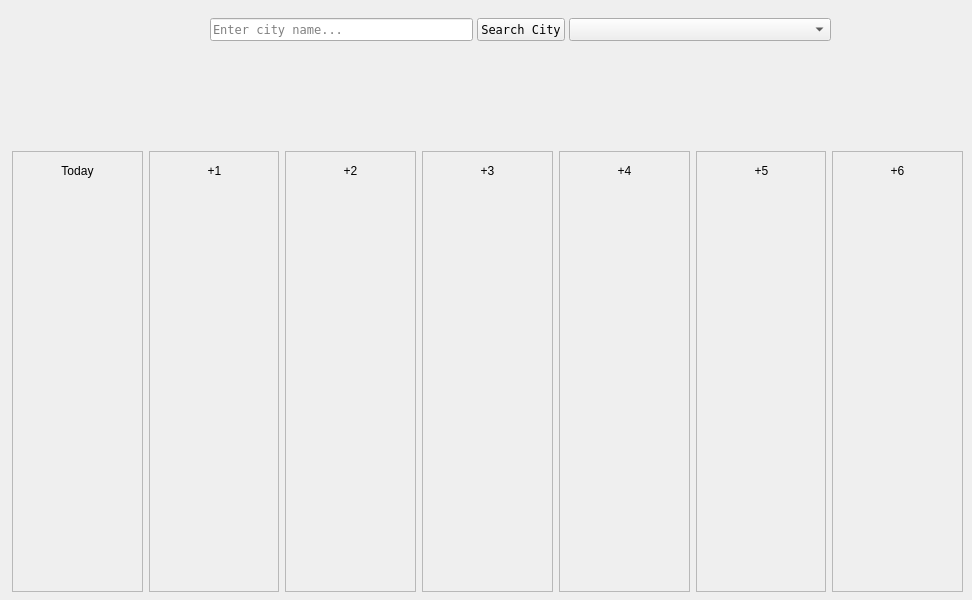
Old version of the form srcs/mainwindow.ui in the repository putguigz/CityWeather.
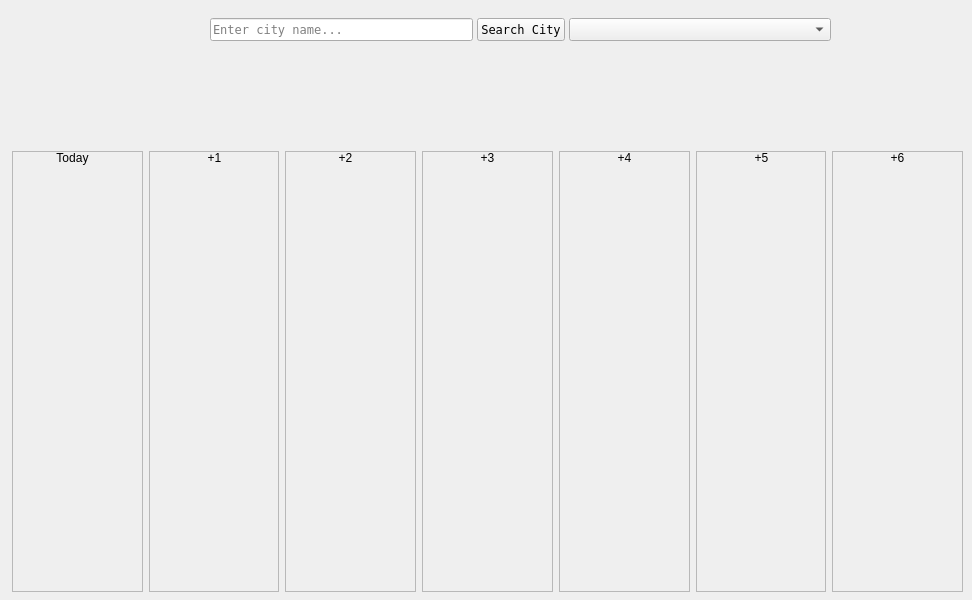
New version of the form.

Patch:
```diff
--- a/srcs/mainwindow.ui
+++ b/srcs/mainwindow.ui
@@ -129,14 +129,23 @@
        <property name="frameShadow">
         <enum>QFrame::Raised</enum>
        </property>
+       <widget class="QWidget" name="">
+        <property name="geometry">
+         <rect>
+          <x>5</x>
+          <y>0</y>
+          <width>111</width>
+          <height>441</height>
+         </rect>
+        </property>
+        <layout class="QVBoxLayout" name="verticalLayout">
+         <item>
        <widget class="QLabel" name="day">
-        <property name="geometry">
-         <rect>
-          <x>5</x>
-          <y>10</y>
-          <width>121</width>
-          <height>20</height>
-         </rect>
+           <property name="sizePolicy">
+            <sizepolicy hsizetype="Preferred" vsizetype="Fixed">
+             <horstretch>0</horstretch>
+             <verstretch>0</verstretch>
+            </sizepolicy>
         </property>
         <property name="styleSheet">
          <string notr="true">font: 75 oblique 11pt &quot;DejaVu Sans Mono&quot;;</string>
@@ -147,16 +156,13 @@
         <property name="alignment">
          <set>Qt::AlignCenter</set>
         </property>
-       </widget>
+           <property name="margin">
+            <number>12</number>
+           </property>
+          </widget>
+         </item>
+         <item>
        <widget class="QLabel" name="picture_3">
-        <property name="geometry">
-         <rect>
-          <x>10</x>
-          <y>50</y>
-          <width>111</width>
-          <height>101</height>
-         </rect>
-        </property>
         <property name="text">
          <string/>
         </property>
@@ -164,28 +170,9 @@
          <bool>true</bool>
         </property>
        </widget>
-       <widget class="QLabel" name="infos_3">
-        <property name="geometry">
-         <rect>
-          <x>10</x>
-          <y>260</y>
-          <width>111</width>
-          <height>161</height>
-         </rect>
-        </property>
-        <property name="text">
-         <string/>
-        </property>
-       </widget>
+         </item>
+         <item>
        <widget class="QLabel" name="temperature_3">
-        <property name="geometry">
-         <rect>
-          <x>10</x>
-          <y>150</y>
-          <width>111</width>
-          <height>71</height>
-         </rect>
-        </property>
         <property name="sizePolicy">
          <sizepolicy hsizetype="Preferred" vsizetype="Preferred">
           <horstretch>0</horstretch>
@@ -205,6 +192,16 @@
         <property name="alignment">
          <set>Qt::AlignCenter</set>
         </property>
+          </widget>
+         </item>
+         <item>
+          <widget class="QLabel" name="infos_3">
+           <property name="text">
+            <string/>
+           </property>
+          </widget>
+         </item>
+        </layout>
        </widget>
       </widget>
      </item>
@@ -216,14 +213,23 @@
        <property name="frameShadow">
         <enum>QFrame::Raised</enum>
        </property>
+       <widget class="QWidget" name="layoutWidget_2">
+        <property name="geometry">
+         <rect>
+          <x>10</x>
+          <y>0</y>
+          <width>111</width>
+          <height>441</height>
+         </rect>
+        </property>
+        <layout class="QVBoxLayout" name="verticalLayout_2">
+         <item>
        <widget class="QLabel" name="day_2">
-        <property name="geometry">
-         <rect>
-          <x>5</x>
-          <y>10</y>
-          <width>121</width>
-          <height>20</height>
-         </rect>
+           <property name="sizePolicy">
+            <sizepolicy hsizetype="Preferred" vsizetype="Fixed">
+             <horstretch>0</horstretch>
+             <verstretch>0</verstretch>
+            </sizepolicy>
         </property>
         <property name="styleSheet">
          <string notr="true">font: 75 oblique 11pt &quot;DejaVu Sans Mono&quot;;</string>
@@ -234,16 +240,13 @@
         <property name="alignment">
          <set>Qt::AlignCenter</set>
         </property>
-       </widget>
-       <widget class="QLabel" name="picture_2">
-        <property name="geometry">
-         <rect>
-          <x>10</x>
-          <y>50</y>
-          <width>111</width>
-          <height>101</height>
-         </rect>
-        </property>
+           <property name="margin">
+            <number>12</number>
+           </property>
+          </widget>
+         </item>
+         <item>
+          <widget class="QLabel" name="picture_4">
         <property name="text">
          <string/>
         </property>
@@ -251,15 +254,9 @@
          <bool>true</bool>
         </property>
        </widget>
-       <widget class="QLabel" name="temperature_2">
-        <property name="geometry">
-         <rect>
-          <x>10</x>
-          <y>150</y>
-          <width>111</width>
-          <height>71</height>
-         </rect>
-        </property>
+         </item>
+         <item>
+          <widget class="QLabel" name="temperature_4">
         <property name="sizePolicy">
          <sizepolicy hsizetype="Preferred" vsizetype="Preferred">
           <horstretch>0</horstretch>
@@ -280,18 +277,15 @@
          <set>Qt::AlignCenter</set>
         </property>
        </widget>
-       <widget class="QLabel" name="infos_2">
-        <property name="geometry">
-         <rect>
-          <x>10</x>
-          <y>260</y>
-          <width>111</width>
-          <height>161</height>
-         </rect>
-        </property>
+         </item>
+         <item>
+          <widget class="QLabel" name="infos_4">
         <property name="text">
          <string/>
         </property>
+          </widget>
+         </item>
+        </layout>
        </widget>
       </widget>
      </item>
@@ -303,14 +297,23 @@
        <property name="frameShadow">
         <enum>QFrame::Raised</enum>
        </property>
+       <widget class="QWidget" name="layoutWidget_3">
+        <property name="geometry">
+         <rect>
+          <x>0</x>
+          <y>0</y>
+          <width>121</width>
+          <height>441</height>
+         </rect>
+        </property>
+        <layout class="QVBoxLayout" name="verticalLayout_3">
+         <item>
        <widget class="QLabel" name="day_3">
-        <property name="geometry">
-         <rect>
-          <x>5</x>
-          <y>10</y>
-          <width>121</width>
-          <height>20</height>
-         </rect>
+           <property name="sizePolicy">
+            <sizepolicy hsizetype="Preferred" vsizetype="Fixed">
+             <horstretch>0</horstretch>
+             <verstretch>0</verstretch>
+            </sizepolicy>
         </property>
         <property name="styleSheet">
          <string notr="true">font: 75 oblique 11pt &quot;DejaVu Sans Mono&quot;;</string>
@@ -321,29 +324,23 @@
         <property name="alignment">
          <set>Qt::AlignCenter</set>
         </property>
-       </widget>
-       <widget class="QLabel" name="infos_4">
-        <property name="geometry">
-         <rect>
-          <x>10</x>
-          <y>260</y>
-          <width>111</width>
-          <height>161</height>
-         </rect>
-        </property>
+           <property name="margin">
+            <number>12</number>
+           </property>
+          </widget>
+         </item>
+         <item>
+          <widget class="QLabel" name="picture_5">
         <property name="text">
          <string/>
         </property>
-       </widget>
-       <widget class="QLabel" name="temperature_4">
-        <property name="geometry">
-         <rect>
-          <x>10</x>
-          <y>150</y>
-          <width>111</width>
-          <height>71</height>
-         </rect>
-        </property>
+           <property name="scaledContents">
+            <bool>true</bool>
+           </property>
+          </widget>
+         </item>
+         <item>
+          <widget class="QLabel" name="temperature_5">
         <property name="sizePolicy">
          <sizepolicy hsizetype="Preferred" vsizetype="Preferred">
           <horstretch>0</horstretch>
@@ -364,21 +361,15 @@
          <set>Qt::AlignCenter</set>
         </property>
        </widget>
-       <widget class="QLabel" name="picture_4">
-        <property name="geometry">
-         <rect>
-          <x>10</x>
-          <y>50</y>
-          <width>111</width>
-          <height>101</height>
-         </rect>
-        </property>
+         </item>
+         <item>
+          <widget class="QLabel" name="infos_5">
         <property name="text">
          <string/>
         </property>
-        <property name="scaledContents">
-         <bool>true</bool>
-        </property>
+          </widget>
+         </item>
+        </layout>
        </widget>
       </widget>
      </item>
@@ -390,14 +381,23 @@
        <property name="frameShadow">
         <enum>QFrame::Raised</enum>
        </property>
+       <widget class="QWidget" name="layoutWidget_4">
+        <property name="geometry">
+         <rect>
+          <x>10</x>
+          <y>0</y>
+          <width>111</width>
+          <height>441</height>
+         </rect>
+        </property>
+        <layout class="QVBoxLayout" name="verticalLayout_4">
+         <item>
        <widget class="QLabel" name="day_4">
-        <property name="geometry">
-         <rect>
-          <x>5</x>
-          <y>10</y>
-          <width>121</width>
-          <height>20</height>
-         </rect>
+           <property name="sizePolicy">
+            <sizepolicy hsizetype="Preferred" vsizetype="Fixed">
+             <horstretch>0</horstretch>
+             <verstretch>0</verstretch>
+            </sizepolicy>
         </property>
         <property name="styleSheet">
          <string notr="true">font: 75 oblique 11pt &quot;DejaVu Sans Mono&quot;;</string>
@@ -408,29 +408,23 @@
         <property name="alignment">
          <set>Qt::AlignCenter</set>
         </property>
-       </widget>
-       <widget class="QLabel" name="infos_5">
-        <property name="geometry">
-         <rect>
-          <x>10</x>
-          <y>260</y>
-          <width>111</width>
-          <height>161</height>
-         </rect>
-        </property>
+           <property name="margin">
+            <number>12</number>
+           </property>
+          </widget>
+         </item>
+         <item>
+          <widget class="QLabel" name="picture_6">
         <property name="text">
          <string/>
         </property>
-       </widget>
-       <widget class="QLabel" name="temperature_5">
-        <property name="geometry">
-         <rect>
-          <x>10</x>
-          <y>150</y>
-          <width>111</width>
-          <height>71</height>
-         </rect>
-        </property>
+           <property name="scaledContents">
+            <bool>true</bool>
+           </property>
+          </widget>
+         </item>
+         <item>
+          <widget class="QLabel" name="temperature_6">
         <property name="sizePolicy">
          <sizepolicy hsizetype="Preferred" vsizetype="Preferred">
           <horstretch>0</horstretch>
@@ -451,21 +445,15 @@
          <set>Qt::AlignCenter</set>
         </property>
        </widget>
-       <widget class="QLabel" name="picture_5">
-        <property name="geometry">
-         <rect>
-          <x>10</x>
-          <y>50</y>
-          <width>111</width>
-          <height>101</height>
-         </rect>
-        </property>
+         </item>
+         <item>
+          <widget class="QLabel" name="infos_6">
         <property name="text">
          <string/>
         </property>
-        <property name="scaledContents">
-         <bool>true</bool>
-        </property>
+          </widget>
+         </item>
+        </layout>
        </widget>
       </widget>
      </item>
@@ -477,14 +465,23 @@
        <property name="frameShadow">
         <enum>QFrame::Raised</enum>
        </property>
+       <widget class="QWidget" name="layoutWidget_5">
+        <property name="geometry">
+         <rect>
+          <x>10</x>
+          <y>0</y>
+          <width>111</width>
+          <height>441</height>
+         </rect>
+        </property>
+        <layout class="QVBoxLayout" name="verticalLayout_5">
+         <item>
        <widget class="QLabel" name="day_5">
-        <property name="geometry">
-         <rect>
-          <x>5</x>
-          <y>10</y>
-          <width>121</width>
-          <height>20</height>
-         </rect>
+           <property name="sizePolicy">
+            <sizepolicy hsizetype="Preferred" vsizetype="Fixed">
+             <horstretch>0</horstretch>
+             <verstretch>0</verstretch>
+            </sizepolicy>
         </property>
         <property name="styleSheet">
          <string notr="true">font: 75 oblique 11pt &quot;DejaVu Sans Mono&quot;;</string>
@@ -495,29 +492,23 @@
         <property name="alignment">
          <set>Qt::AlignCenter</set>
         </property>
-       </widget>
-       <widget class="QLabel" name="infos_6">
-        <property name="geometry">
-         <rect>
-          <x>10</x>
-          <y>260</y>
-          <width>111</width>
-          <height>161</height>
-         </rect>
-        </property>
+           <property name="margin">
+            <number>12</number>
+           </property>
+          </widget>
+         </item>
+         <item>
+          <widget class="QLabel" name="picture_7">
         <property name="text">
          <string/>
         </property>
-       </widget>
-       <widget class="QLabel" name="temperature_6">
-        <property name="geometry">
-         <rect>
-          <x>10</x>
-          <y>150</y>
-          <width>111</width>
-          <height>71</height>
-         </rect>
-        </property>
+           <property name="scaledContents">
+            <bool>true</bool>
+           </property>
+          </widget>
+         </item>
+         <item>
+          <widget class="QLabel" name="temperature_7">
         <property name="sizePolicy">
          <sizepolicy hsizetype="Preferred" vsizetype="Preferred">
           <horstretch>0</horstretch>
@@ -538,21 +529,15 @@
          <set>Qt::AlignCenter</set>
         </property>
        </widget>
-       <widget class="QLabel" name="picture_6">
-        <property name="geometry">
-         <rect>
-          <x>10</x>
-          <y>50</y>
-          <width>111</width>
-          <height>101</height>
-         </rect>
-        </property>
+         </item>
+         <item>
+          <widget class="QLabel" name="infos_7">
         <property name="text">
          <string/>
         </property>
-        <property name="scaledContents">
-         <bool>true</bool>
-        </property>
+          </widget>
+         </item>
+        </layout>
        </widget>
       </widget>
      </item>
@@ -564,14 +549,23 @@
        <property name="frameShadow">
         <enum>QFrame::Raised</enum>
        </property>
+       <widget class="QWidget" name="layoutWidget_6">
+        <property name="geometry">
+         <rect>
+          <x>10</x>
+          <y>0</y>
+          <width>111</width>
+          <height>441</height>
+         </rect>
+        </property>
+        <layout class="QVBoxLayout" name="verticalLayout_6">
+         <item>
        <widget class="QLabel" name="day_6">
-        <property name="geometry">
-         <rect>
-          <x>5</x>
-          <y>10</y>
-          <width>121</width>
-          <height>20</height>
-         </rect>
+           <property name="sizePolicy">
+            <sizepolicy hsizetype="Preferred" vsizetype="Fixed">
+             <horstretch>0</horstretch>
+             <verstretch>0</verstretch>
+            </sizepolicy>
         </property>
         <property name="styleSheet">
          <string notr="true">font: 75 oblique 11pt &quot;DejaVu Sans Mono&quot;;</string>
@@ -582,29 +576,23 @@
         <property name="alignment">
          <set>Qt::AlignCenter</set>
         </property>
-       </widget>
-       <widget class="QLabel" name="infos_7">
-        <property name="geometry">
-         <rect>
-          <x>10</x>
-          <y>260</y>
-          <width>111</width>
-          <height>161</height>
-         </rect>
-        </property>
+           <property name="margin">
+            <number>12</number>
+           </property>
+          </widget>
+         </item>
+         <item>
+          <widget class="QLabel" name="picture_8">
         <property name="text">
          <string/>
         </property>
-       </widget>
-       <widget class="QLabel" name="temperature_7">
-        <property name="geometry">
-         <rect>
-          <x>10</x>
-          <y>150</y>
-          <width>111</width>
-          <height>71</height>
-         </rect>
-        </property>
+           <property name="scaledContents">
+            <bool>true</bool>
+           </property>
+          </widget>
+         </item>
+         <item>
+          <widget class="QLabel" name="temperature_8">
         <property name="sizePolicy">
          <sizepolicy hsizetype="Preferred" vsizetype="Preferred">
           <horstretch>0</horstretch>
@@ -625,21 +613,15 @@
          <set>Qt::AlignCenter</set>
         </property>
        </widget>
-       <widget class="QLabel" name="picture_7">
-        <property name="geometry">
-         <rect>
-          <x>10</x>
-          <y>50</y>
-          <width>111</width>
-          <height>101</height>
-         </rect>
-        </property>
+         </item>
+         <item>
+          <widget class="QLabel" name="infos_8">
         <property name="text">
          <string/>
         </property>
-        <property name="scaledContents">
-         <bool>true</bool>
-        </property>
+          </widget>
+         </item>
+        </layout>
        </widget>
       </widget>
      </item>
@@ -651,14 +633,23 @@
        <property name="frameShadow">
         <enum>QFrame::Raised</enum>
        </property>
+       <widget class="QWidget" name="layoutWidget_7">
+        <property name="geometry">
+         <rect>
+          <x>10</x>
+          <y>0</y>
+          <width>111</width>
+          <height>441</height>
+         </rect>
+        </property>
+        <layout class="QVBoxLayout" name="verticalLayout_7">
+         <item>
        <widget class="QLabel" name="day_7">
-        <property name="geometry">
-         <rect>
-          <x>5</x>
-          <y>10</y>
-          <width>121</width>
-          <height>20</height>
-         </rect>
+           <property name="sizePolicy">
+            <sizepolicy hsizetype="Preferred" vsizetype="Fixed">
+             <horstretch>0</horstretch>
+             <verstretch>0</verstretch>
+            </sizepolicy>
         </property>
         <property name="styleSheet">
          <string notr="true">font: 75 oblique 11pt &quot;DejaVu Sans Mono&quot;;</string>
@@ -669,29 +660,23 @@
         <property name="alignment">
          <set>Qt::AlignCenter</set>
         </property>
-       </widget>
-       <widget class="QLabel" name="infos_8">
-        <property name="geometry">
-         <rect>
-          <x>10</x>
-          <y>260</y>
-          <width>111</width>
-          <height>161</height>
-         </rect>
-        </property>
+           <property name="margin">
+            <number>12</number>
+           </property>
+          </widget>
+         </item>
+         <item>
+          <widget class="QLabel" name="picture_9">
         <property name="text">
          <string/>
         </property>
-       </widget>
-       <widget class="QLabel" name="temperature_8">
-        <property name="geometry">
-         <rect>
-          <x>10</x>
-          <y>150</y>
-          <width>111</width>
-          <height>71</height>
-         </rect>
-        </property>
+           <property name="scaledContents">
+            <bool>true</bool>
+           </property>
+          </widget>
+         </item>
+         <item>
+          <widget class="QLabel" name="temperature_9">
         <property name="sizePolicy">
          <sizepolicy hsizetype="Preferred" vsizetype="Preferred">
           <horstretch>0</horstretch>
@@ -712,21 +697,15 @@
          <set>Qt::AlignCenter</set>
         </property>
        </widget>
-       <widget class="QLabel" name="picture_8">
-        <property name="geometry">
-         <rect>
-          <x>10</x>
-          <y>50</y>
-          <width>111</width>
-          <height>101</height>
-         </rect>
-        </property>
+         </item>
+         <item>
+          <widget class="QLabel" name="infos_9">
         <property name="text">
          <string/>
         </property>
-        <property name="scaledContents">
-         <bool>true</bool>
-        </property>
+          </widget>
+         </item>
+        </layout>
        </widget>
       </widget>
      </item>
```
Lines whose indentation alone changed are shown as unchanged.
